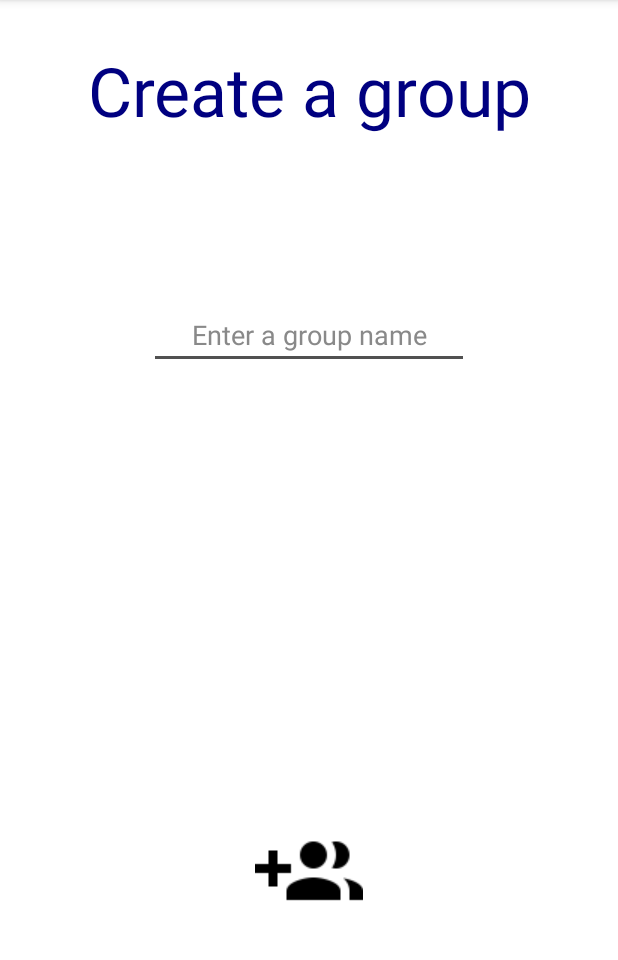
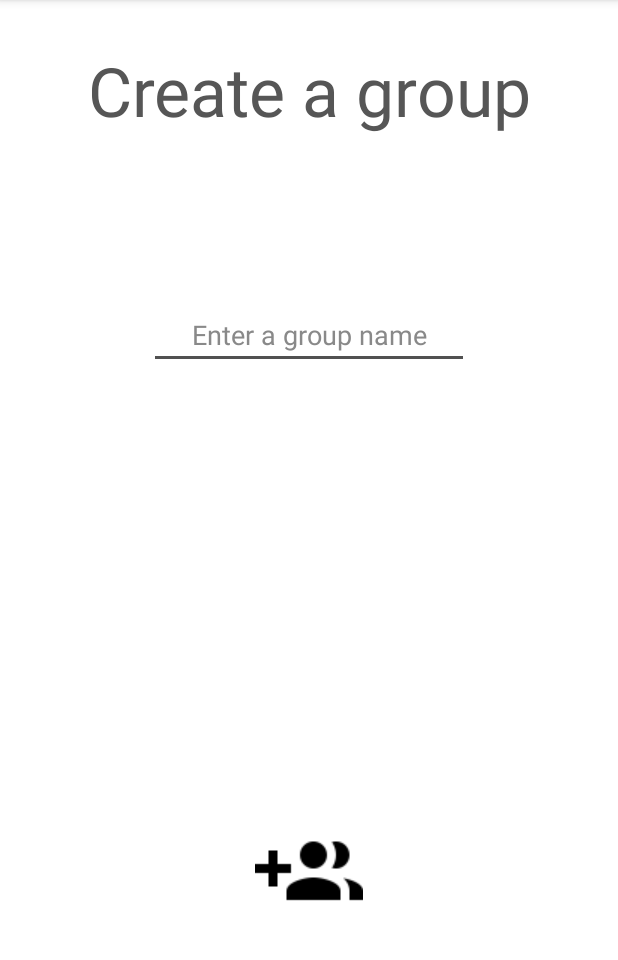
Before and after one commit to myoutspace/Project, an Android app: the GroupSelection screen opened directly, with no data from a screen before it, after a tap on an icon or button, on a phone screen of 412 x 824 dp, the part 84-1044 px from its top. Run offline under Robolectric (Android 15) with nearby library versions, the phone set to English and light mode, and no system bars.

Commit message:
changed theme color

```diff
--- a/TaskManager/app/src/main/res/layout/activity_create_group.xml
+++ b/TaskManager/app/src/main/res/layout/activity_create_group.xml
@@ -27,7 +27,7 @@
                 android:layout_marginTop="30sp"
                 android:text="@string/text_view_create_group"
                 android:textAlignment="center"
-                android:textColor="#000080"
+                android:textColor="@color/colorNavyBlue"
                 android:textSize="45sp" />
 
             <EditText
--- a/TaskManager/app/src/main/res/layout/activity_create_task.xml
+++ b/TaskManager/app/src/main/res/layout/activity_create_task.xml
@@ -31,7 +31,7 @@
                 android:layout_height="wrap_content"
                 android:layout_weight="1"
                 android:text="From"
-                android:textColor="#000080"
+                android:textColor="@color/colorNavyBlue"
                 android:textSize="18sp" />
 
             <Spinner
--- a/TaskManager/app/src/main/res/layout/activity_create_users.xml
+++ b/TaskManager/app/src/main/res/layout/activity_create_users.xml
@@ -27,7 +27,7 @@
                 android:layout_marginTop="30sp"
                 android:gravity="center_horizontal"
                 android:text="@string/text_view_show_message"
-                android:textColor="#000080"
+                android:textColor="@color/colorNavyBlue"
                 android:textSize="30sp" />
 
             <ListView
--- a/TaskManager/app/src/main/res/values/colors.xml
+++ b/TaskManager/app/src/main/res/values/colors.xml
@@ -3,7 +3,7 @@
     <color name="colorPrimary">#4CAF50</color>
     <color name="colorPrimaryDark">#1a8447</color>
     <color name="colorAccent">#484848</color>
-    <color name="colorLightGray">#E8E8E8</color>
-    <color name="colorNavyBlue">#000080</color>
-    <color name="colorListClick">#000080</color>
+    <color name="colorLightGray">#bababa</color>
+    <color name="colorNavyBlue">#565656</color>
+    <color name="colorListClick">#505050</color>
 </resources>
```
